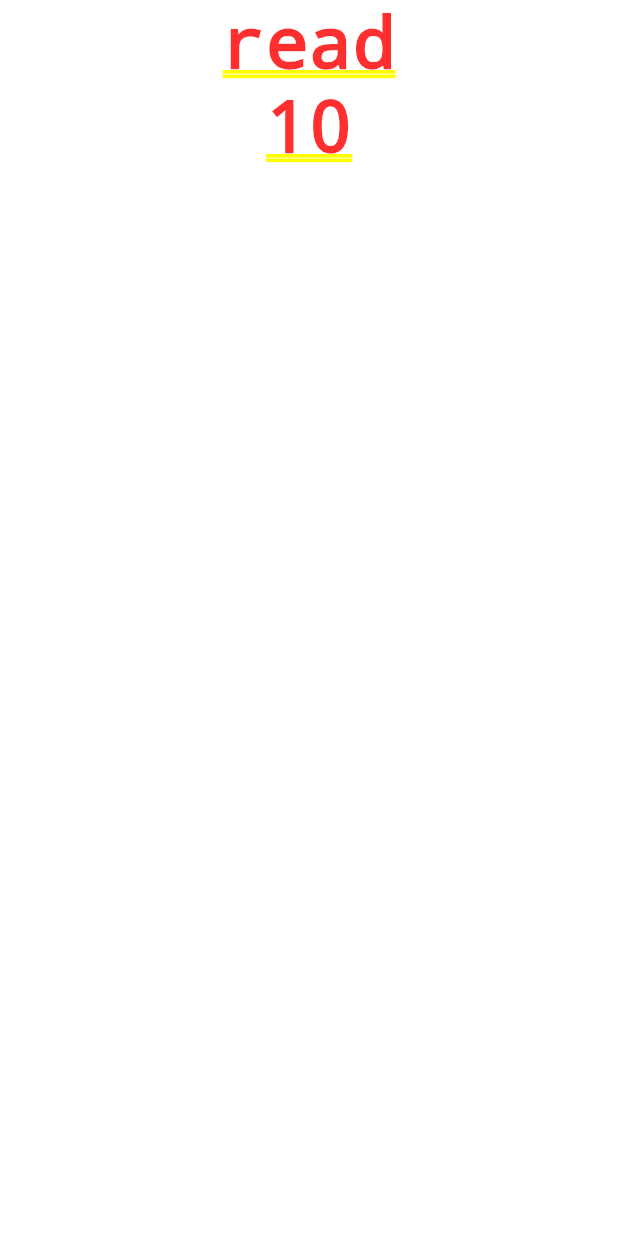
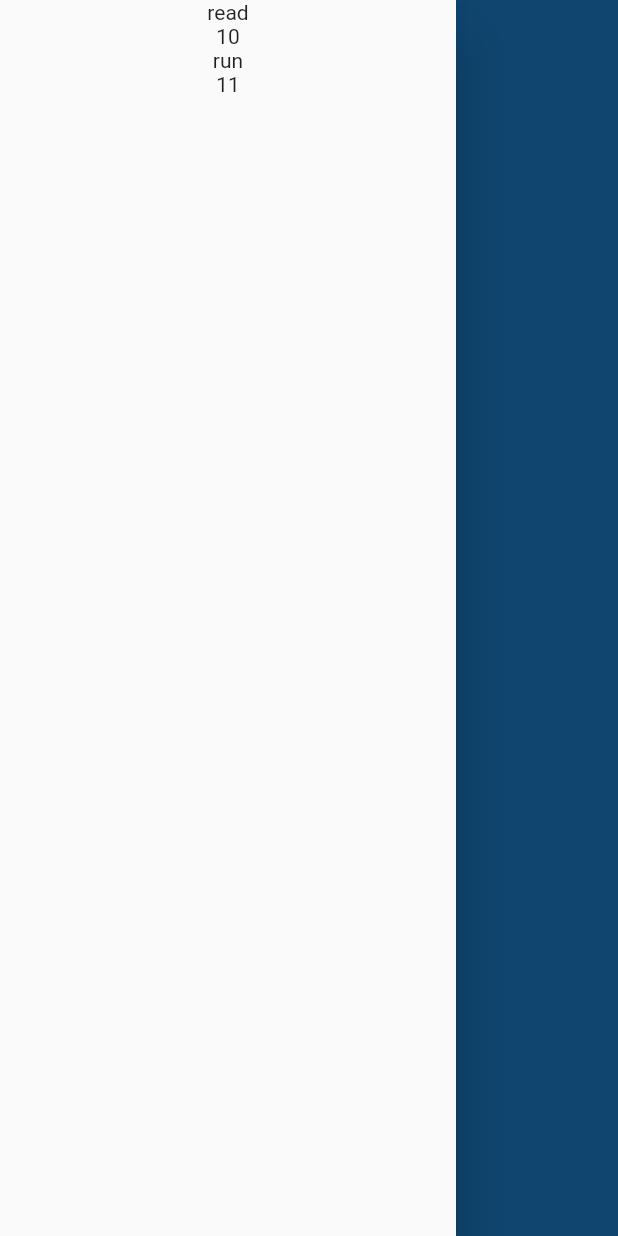
Before and after one commit to RishikeshRamjith/activityTimer, a Flutter app: the screen it shows after launch, with the side drawer open (before the commit the screen has no drawer), on a phone screen of 412 x 824 dp. Run offline on Flutter 3.47's test engine with Material 2 defaults, Android fonts, the phone set to English and light mode, and no system bars.

Commit message:
Fixed issue of nothing displaying. A drawer was added which will contain a list of activity tiles

```diff
--- a/lib/activity.dart
+++ b/lib/activity.dart
@@ -15,5 +15,12 @@ class Activity extends StatelessWidget {
         assert(color != null);
 
   @override
-  Widget build(BuildContext context) {}
+  Widget build(BuildContext context) {
+    return Column(
+      children: [
+        Text(name),
+        Text(duration.toString()),
+      ],
+    );
+  }
 }
--- /dev/null
+++ b/lib/activity_tile.dart
@@ -0,0 +1,14 @@
+import 'package:flutter/material.dart';
+import 'package:flutter/semantics.dart';
+import 'activity.dart';
+
+class ActivityTile extends StatelessWidget {
+  final Activity activity;
+
+  const ActivityTile({
+    @required this.activity,
+  }) : assert(activity != null);
+
+  @override
+  Widget build(BuildContext context) {}
+}
--- a/lib/home.dart
+++ b/lib/home.dart
@@ -15,32 +15,37 @@ class _HomeWidgetState extends State<Home> {
   final _activityList = <Activity>[];
 
   Activity act_0 = Activity(name: 'read', duration: 10, color: Colors.amber);
+  Activity act_1 = Activity(name: 'run', duration: 11, color: Colors.blue);
 
   @override
   void initState() {
     super.initState();
     _activityList.add(act_0);
+    _activityList.add(act_1);
     _defaultActivity = _activityList[0];
-    _currentActivity = _activityList[0];
+    _currentActivity = _activityList[1];
+  }
+
+  Widget _buildActivityWidgets() {
+    return ListView.builder(
+      itemBuilder: (BuildContext context, int index) => _activityList[index],
+      itemCount: _activityList.length,
+    );
   }
 
   Widget build(BuildContext context) {
-    return MaterialApp(
-        title: 'Timer',
-        theme: ThemeData(
-          textTheme: Theme.of(context).textTheme.apply(
-              bodyColor: _currentActivity.color,
-              displayColor: _currentActivity.color),
-          primaryColor: _currentActivity.color,
-          scaffoldBackgroundColor: _currentActivity.color,
-        ),
-        home: Expanded(
-            flex: 3,
-            child: Column(
-              children: [
-                Text(_currentActivity.name),
-                Text(_currentActivity.duration.toString()),
-              ],
-            )));
+    final appBar = AppBar(
+      backgroundColor: _currentActivity.color,
+      elevation: 0,
+    );
+
+    //final
+    return Scaffold(
+      backgroundColor: _currentActivity.color,
+      appBar: appBar,
+      drawer: Drawer(
+        child: _buildActivityWidgets(),
+      ),
+    );
   }
 }
--- a/lib/main.dart
+++ b/lib/main.dart
@@ -2,5 +2,22 @@ import 'package:flutter/material.dart';
 import 'home.dart';
 
 void main() {
-  runApp(Home());
+  runApp(TimerApp());
 }
+
+class TimerApp extends StatelessWidget {
+  TimerApp();
+
+  Widget build(BuildContext context) {
+    return MaterialApp(
+      debugShowCheckedModeBanner: false,
+      title: 'Activity Timer',
+      theme: ThemeData(
+          primaryColor: Colors.blue,
+          primarySwatch: Colors.blue,
+          accentColor: Colors.blue,
+          brightness: Brightness.light),
+      home: Home(),
+    );
+  }
+}
```
